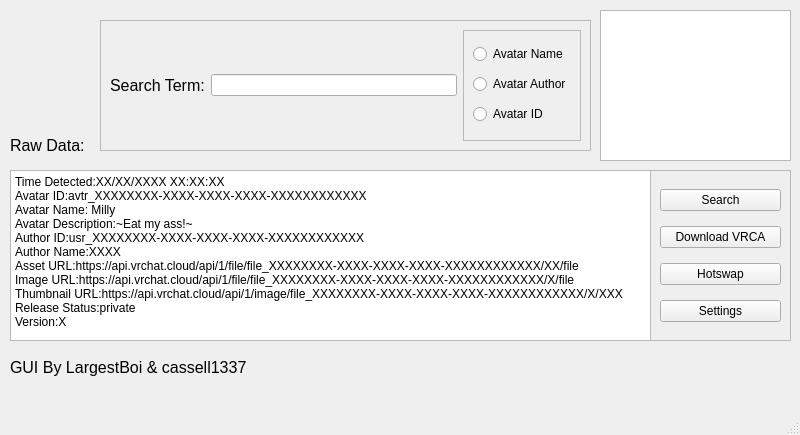
Qt form RECODED/untitled.ui (Cranbaerry/A.R.E.S) before a commit.
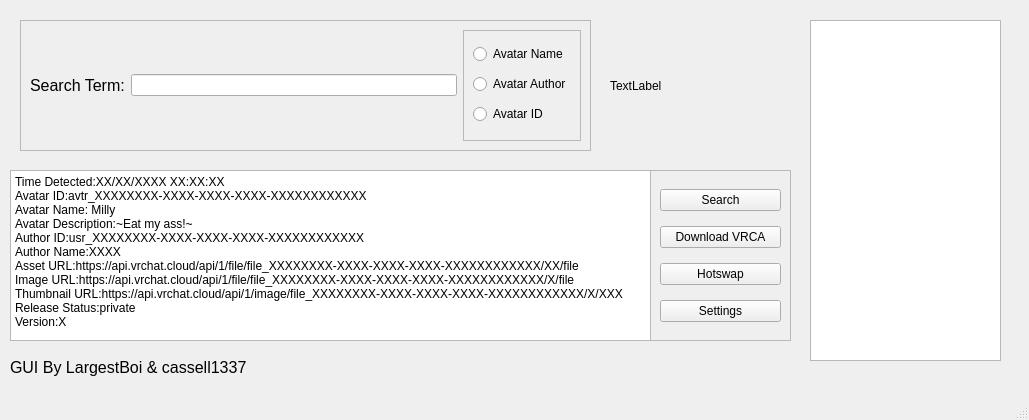
The same form after that commit.

Commit message: Lesss Goooo AHHHHHHHH

```diff
--- a/RECODED/untitled.ui
+++ b/RECODED/untitled.ui
@@ -6,8 +6,8 @@
    <rect>
     <x>0</x>
     <y>0</y>
-    <width>800</width>
-    <height>435</height>
+    <width>1029</width>
+    <height>420</height>
    </rect>
   </property>
   <property name="windowTitle">
@@ -41,24 +41,6 @@
 &lt;p style=&quot; margin-top:0px; margin-bottom:0px; margin-left:0px; margin-right:0px; -qt-block-indent:0; text-indent:0px;&quot;&gt;&lt;span style=&quot; font-size:9pt;&quot;&gt;Version:X&lt;/span&gt;&lt;/p&gt;&lt;/body&gt;&lt;/html&gt;</string>
     </property>
    </widget>
-   <widget class="QLabel" name="label">
-    <property name="geometry">
-     <rect>
-      <x>10</x>
-      <y>130</y>
-      <width>81</width>
-      <height>31</height>
-     </rect>
-    </property>
-    <property name="font">
-     <font>
-      <pointsize>12</pointsize>
-     </font>
-    </property>
-    <property name="text">
-     <string>Raw Data:</string>
-    </property>
-   </widget>
    <widget class="QFrame" name="frame">
     <property name="geometry">
      <rect>
@@ -126,9 +108,9 @@
    <widget class="QFrame" name="frame_3">
     <property name="geometry">
      <rect>
-      <x>100</x>
+      <x>20</x>
       <y>20</y>
-      <width>491</width>
+      <width>571</width>
       <height>131</height>
      </rect>
     </property>
@@ -192,12 +174,28 @@
    <widget class="QListView" name="listView">
     <property name="geometry">
      <rect>
-      <x>600</x>
-      <y>10</y>
+      <x>810</x>
+      <y>20</y>
       <width>191</width>
+      <height>341</height>
+     </rect>
+    </property>
+   </widget>
+   <widget class="QLabel" name="PreviewImage">
+    <property name="geometry">
+     <rect>
+      <x>610</x>
+      <y>10</y>
+      <width>181</width>
       <height>151</height>
      </rect>
     </property>
+    <property name="text">
+     <string>TextLabel</string>
+    </property>
+    <property name="scaledContents">
+     <bool>true</bool>
+    </property>
    </widget>
   </widget>
   <widget class="QMenuBar" name="menubar">
```
Left out of the diff: 2 changed lines with no effect on the pictures. The commit also changes 2 other files.
